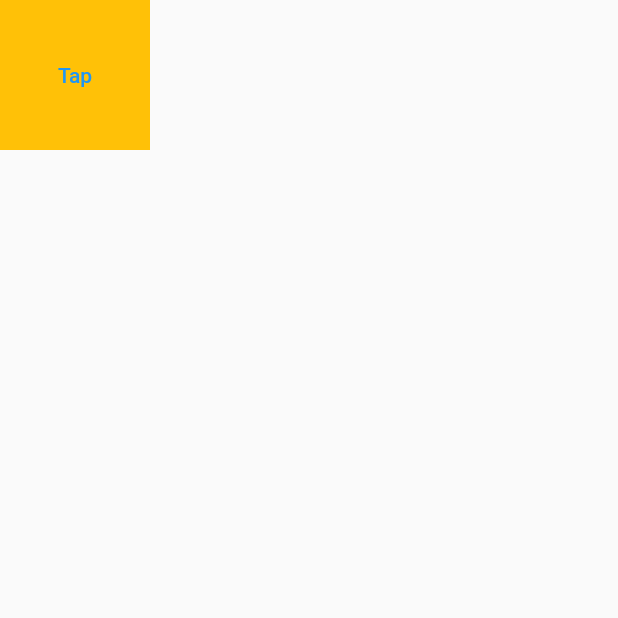
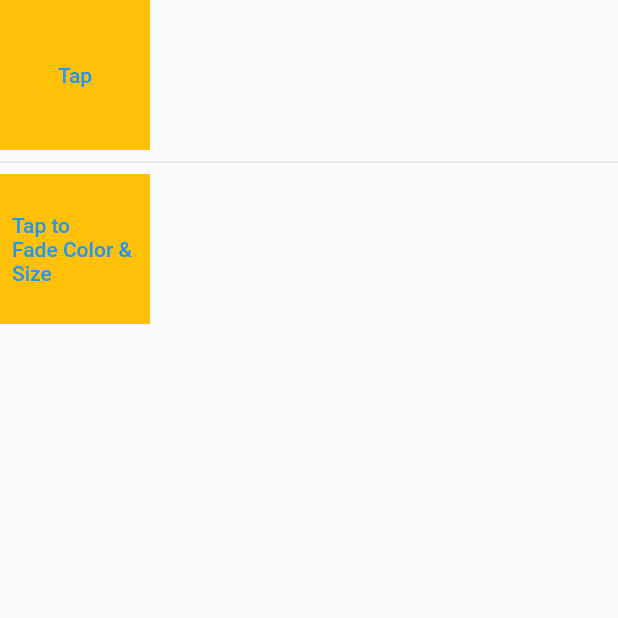
Before and after one commit to AbubakarFarooqi/MAD-ch-7-animations, a Flutter app: the screen it shows after launch, on a phone screen of 412 x 824 dp, the top half of it. Run offline on Flutter 3.47's test engine with Material 2 defaults, Android fonts, the phone set to English and light mode, and no system bars.

Commit message:
Add animatedCrossFade

```diff
--- a/ch7_animations/lib/main.dart
+++ b/ch7_animations/lib/main.dart
@@ -1,5 +1,6 @@
 import 'package:flutter/material.dart';
 import '/widgets/AnimatedContainer.dart';
+import '/widgets/animated_cross_fade.dart';
 
 void main() {
   runApp(MaterialApp(
@@ -9,6 +10,8 @@ void main() {
         child: Column(
           children: <Widget>[
             AnimatedContainerWidget(),
+            Divider(),
+            AnimatedCrossFadeWidget(),
           ],
         ),
       ),
--- /dev/null
+++ b/ch7_animations/lib/widgets/animated_cross_fade.dart
@@ -0,0 +1,53 @@
+import 'package:flutter/material.dart';
+
+class AnimatedCrossFadeWidget extends StatefulWidget {
+  const AnimatedCrossFadeWidget({super.key});
+
+  @override
+  State<AnimatedCrossFadeWidget> createState() =>
+      _AnimatedCrossFadeWidgetState();
+}
+
+class _AnimatedCrossFadeWidgetState extends State<AnimatedCrossFadeWidget> {
+  bool _crossFadeStateShowFirst = true;
+  void _crossFade() {
+    setState(() {
+      _crossFadeStateShowFirst = _crossFadeStateShowFirst ? false : true;
+    });
+  }
+
+  @override
+  Widget build(BuildContext context) {
+    return Row(
+      children: [
+        Stack(alignment: Alignment.center, children: <Widget>[
+          AnimatedCrossFade(
+            firstChild: Container(
+              color: Colors.amber,
+              height: 100.0,
+              width: 100.0,
+            ),
+            secondChild: Container(
+              color: Colors.red,
+              height: 200.0,
+              width: 200.0,
+            ),
+            crossFadeState: _crossFadeStateShowFirst
+                ? CrossFadeState.showFirst
+                : CrossFadeState.showSecond,
+            duration: Duration(milliseconds: 500),
+            sizeCurve: Curves.bounceOut,
+          ),
+          Positioned.fill(
+            child: TextButton(
+              child: Text('Tap to\nFade Color & Size'),
+              onPressed: () {
+                _crossFade();
+              },
+            ),
+          ),
+        ])
+      ],
+    );
+  }
+}
```
